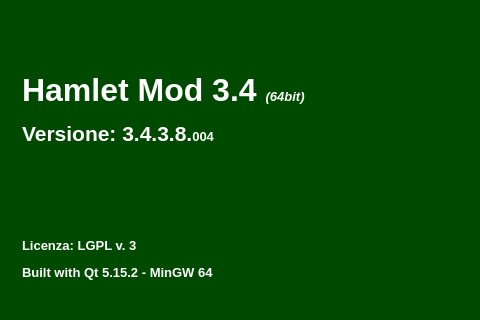
This is mainwindow.ui in fblabs/hamlet-mod-sancon as Qt 5 draws it before an edit; both pictures show x 475 to 955 and y 0 to 320 of the 1156 by 831 pixel window. The edited form follows.
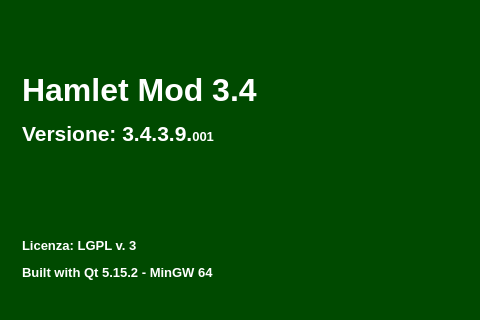
This is the edited form. Icons and pictures are not drawn.

```diff
--- a/mainwindow.ui
+++ b/mainwindow.ui
@@ -531,7 +531,7 @@
          <enum>QFrame::NoFrame</enum>
         </property>
         <property name="text">
-         <string>&lt;html&gt;&lt;head/&gt;&lt;body&gt;&lt;p&gt;&lt;span style=&quot; font-size:24pt; font-weight:600;&quot;&gt;Hamlet Mod 3.4 &lt;/span&gt;&lt;span style=&quot; font-size:10pt; font-weight:600; font-style:italic;&quot;&gt;(64bit)&lt;/span&gt;&lt;/p&gt;&lt;p&gt;&lt;span style=&quot; font-size:16pt; font-weight:600;&quot;&gt;Versione: 3.4.3.8.&lt;/span&gt;&lt;span style=&quot; font-size:10pt; font-weight:600;&quot;&gt;004&lt;/span&gt;&lt;/p&gt;&lt;p&gt;&lt;br/&gt;&lt;/p&gt;&lt;p&gt;&lt;br/&gt;&lt;/p&gt;&lt;p&gt;&lt;span style=&quot; font-size:10pt; font-weight:600;&quot;&gt;Licenza: LGPL v. 3&lt;/span&gt;&lt;/p&gt;&lt;p&gt;&lt;span style=&quot; font-size:10pt; font-weight:600;&quot;&gt;Built with Qt 5.15.2 - MinGW 64&lt;/span&gt;&lt;/p&gt;&lt;p&gt;&lt;br/&gt;&lt;/p&gt;&lt;p&gt;&lt;span style=&quot; font-size:10pt;&quot;&gt;© FBLABS 2015-2023&lt;/span&gt;&lt;/p&gt;&lt;p&gt;&lt;a href=&quot;https://github.com/fblabs/hamlet-mod-sancon/blob/master/release/hamletMOD.exe&quot;&gt;&lt;span style=&quot; text-decoration: underline; color:#007af4;&quot;&gt;Sorgenti (github)&lt;/span&gt;&lt;/a&gt;&lt;/p&gt;&lt;/body&gt;&lt;/html&gt;</string>
+         <string>&lt;html&gt;&lt;head/&gt;&lt;body&gt;&lt;p&gt;&lt;span style=&quot; font-size:24pt; font-weight:600;&quot;&gt;Hamlet Mod 3.4&lt;/span&gt;&lt;/p&gt;&lt;p&gt;&lt;span style=&quot; font-size:16pt; font-weight:600;&quot;&gt;Versione: 3.4.3.9.&lt;/span&gt;&lt;span style=&quot; font-size:10pt; font-weight:600;&quot;&gt;001&lt;/span&gt;&lt;/p&gt;&lt;p&gt;&lt;br/&gt;&lt;/p&gt;&lt;p&gt;&lt;br/&gt;&lt;/p&gt;&lt;p&gt;&lt;span style=&quot; font-size:10pt; font-weight:600;&quot;&gt;Licenza: LGPL v. 3&lt;/span&gt;&lt;/p&gt;&lt;p&gt;&lt;span style=&quot; font-size:10pt; font-weight:600;&quot;&gt;Built with Qt 5.15.2 - MinGW 64&lt;/span&gt;&lt;/p&gt;&lt;p&gt;&lt;br/&gt;&lt;/p&gt;&lt;p&gt;&lt;span style=&quot; font-size:10pt;&quot;&gt;© FBLABS 2015-2023&lt;/span&gt;&lt;/p&gt;&lt;p&gt;&lt;a href=&quot;https://github.com/fblabs/hamlet-mod-sancon/blob/master/release/hamletMOD.exe&quot;&gt;&lt;span style=&quot; text-decoration: underline; color:#007af4;&quot;&gt;Sorgenti (github)&lt;/span&gt;&lt;/a&gt;&lt;/p&gt;&lt;/body&gt;&lt;/html&gt;</string>
         </property>
         <property name="scaledContents">
          <bool>false</bool>
```
